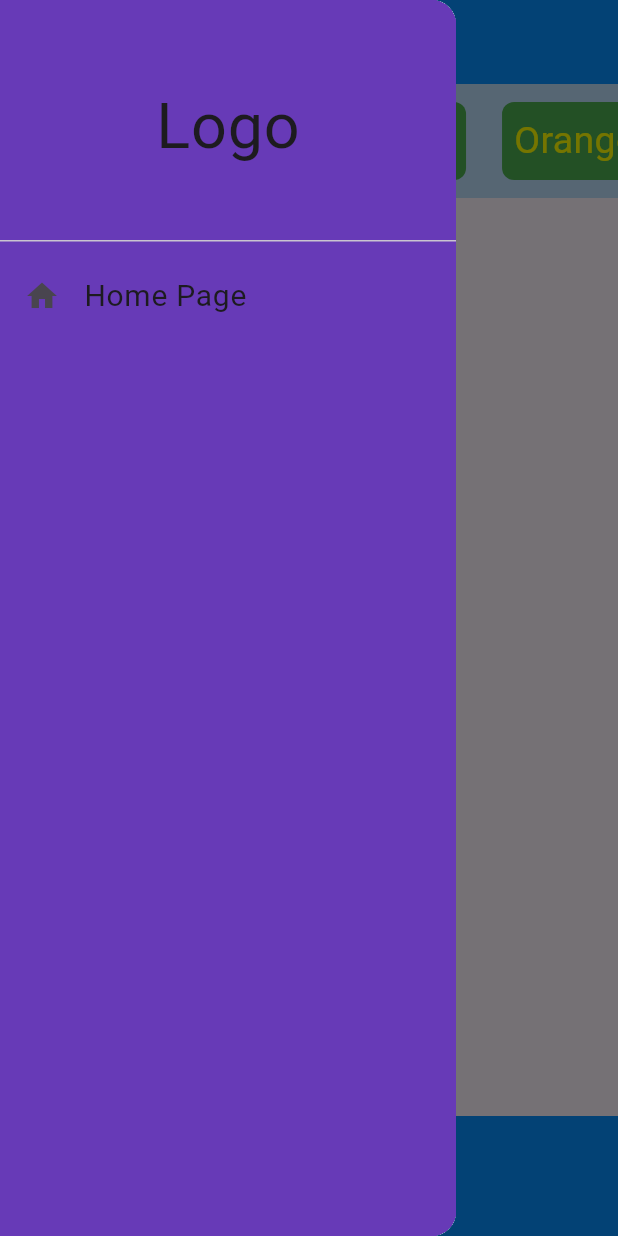
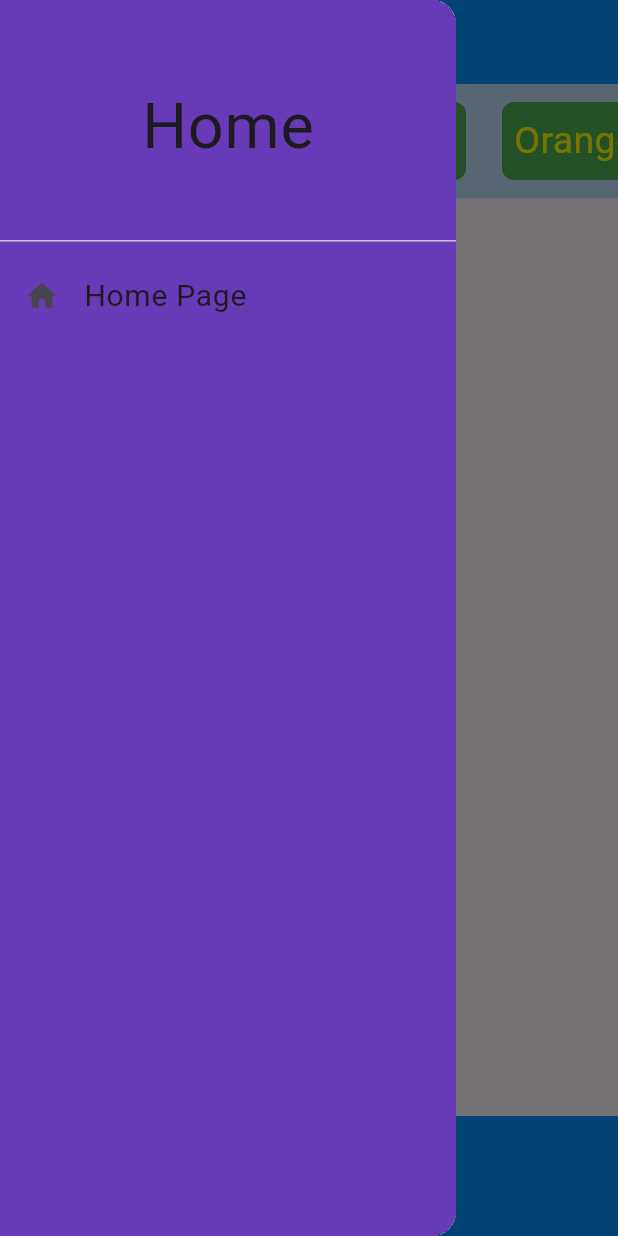
Before and after one commit to SinthiaAnne/Flutter_Project, a Flutter app: the screen it shows after launch, with the side drawer open, on a phone screen of 412 x 824 dp. Run offline on Flutter 3.47's test engine with Material 3 defaults, Android fonts, the phone set to English and light mode, and no system bars.

Commit message:
changed appbar name

```diff
--- a/lib/main.dart
+++ b/lib/main.dart
@@ -35,7 +35,7 @@ class MyApp extends StatelessWidget {
                 const DrawerHeader(
                   child: Center(
                     child:Text(
-                      'Logo',
+                      'Home',
                       style: TextStyle(fontSize: 42),
                       ) ,
                     )
```
